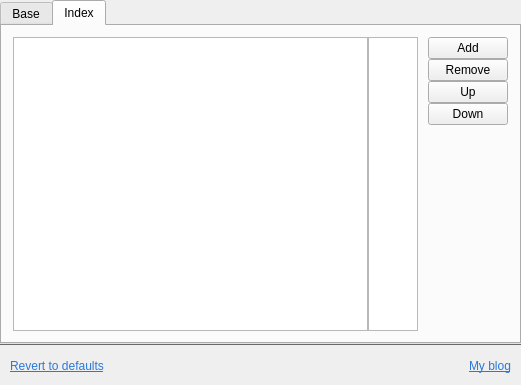
Above: src/view/SettingWidget.ui from tujiaw/Acc before the change. Below: the same form after it.
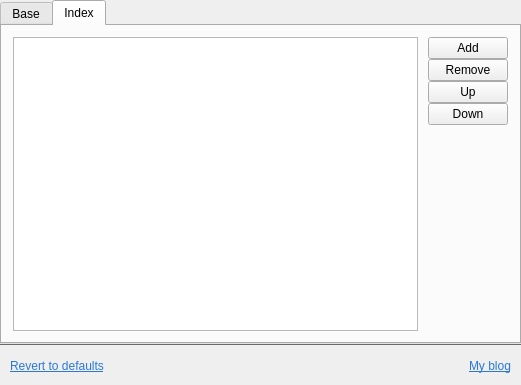
That is the form after the change.

```diff
--- a/src/view/SettingWidget.ui
+++ b/src/view/SettingWidget.ui
@@ -395,49 +395,6 @@
              </property>
             </widget>
            </item>
-           <item>
-            <widget class="QListWidget" name="indexStatusListWidget">
-             <property name="minimumSize">
-              <size>
-               <width>50</width>
-               <height>0</height>
-              </size>
-             </property>
-             <property name="maximumSize">
-              <size>
-               <width>50</width>
-               <height>16777215</height>
-              </size>
-             </property>
-             <property name="verticalScrollBarPolicy">
-              <enum>Qt::ScrollBarAlwaysOff</enum>
-             </property>
-             <property name="horizontalScrollBarPolicy">
-              <enum>Qt::ScrollBarAlwaysOff</enum>
-             </property>
-             <property name="sizeAdjustPolicy">
-              <enum>QAbstractScrollArea::AdjustIgnored</enum>
-             </property>
-             <property name="editTriggers">
-              <set>QAbstractItemView::NoEditTriggers</set>
-             </property>
-             <property name="showDropIndicator" stdset="0">
-              <bool>false</bool>
-             </property>
-             <property name="selectionBehavior">
-              <enum>QAbstractItemView::SelectItems</enum>
-             </property>
-             <property name="iconSize">
-              <size>
-               <width>1</width>
-               <height>1</height>
-              </size>
-             </property>
-             <property name="textElideMode">
-              <enum>Qt::ElideNone</enum>
-             </property>
-            </widget>
-           </item>
            <item>
             <layout class="QVBoxLayout" name="verticalLayout_5">
              <property name="spacing">
```
